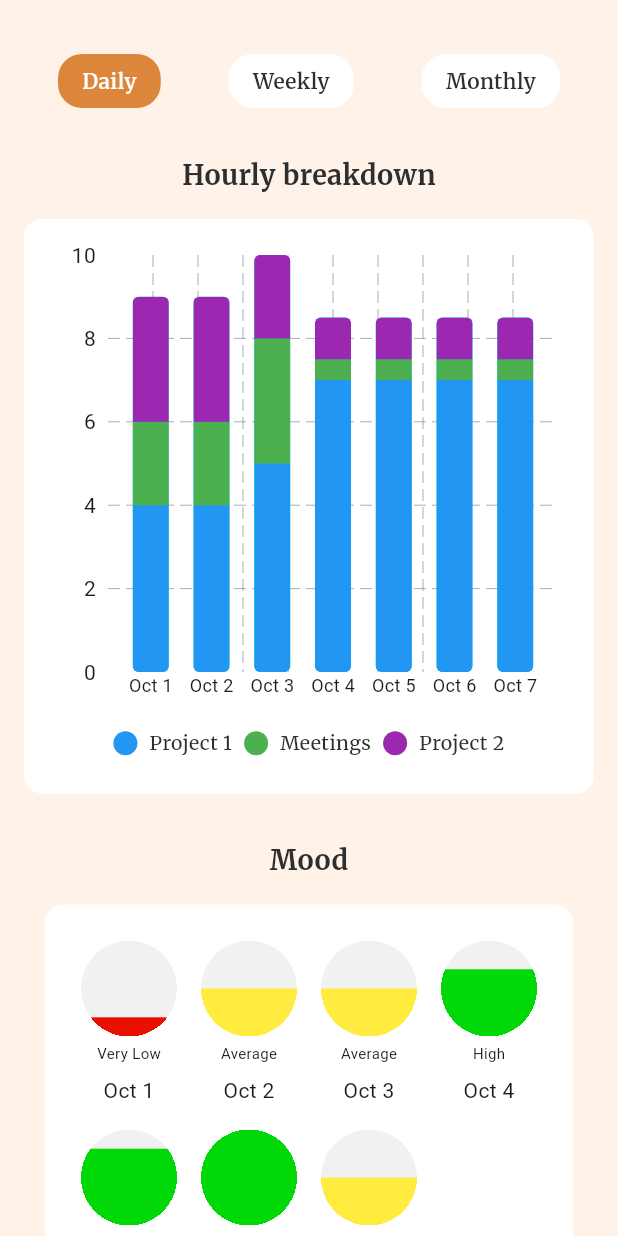
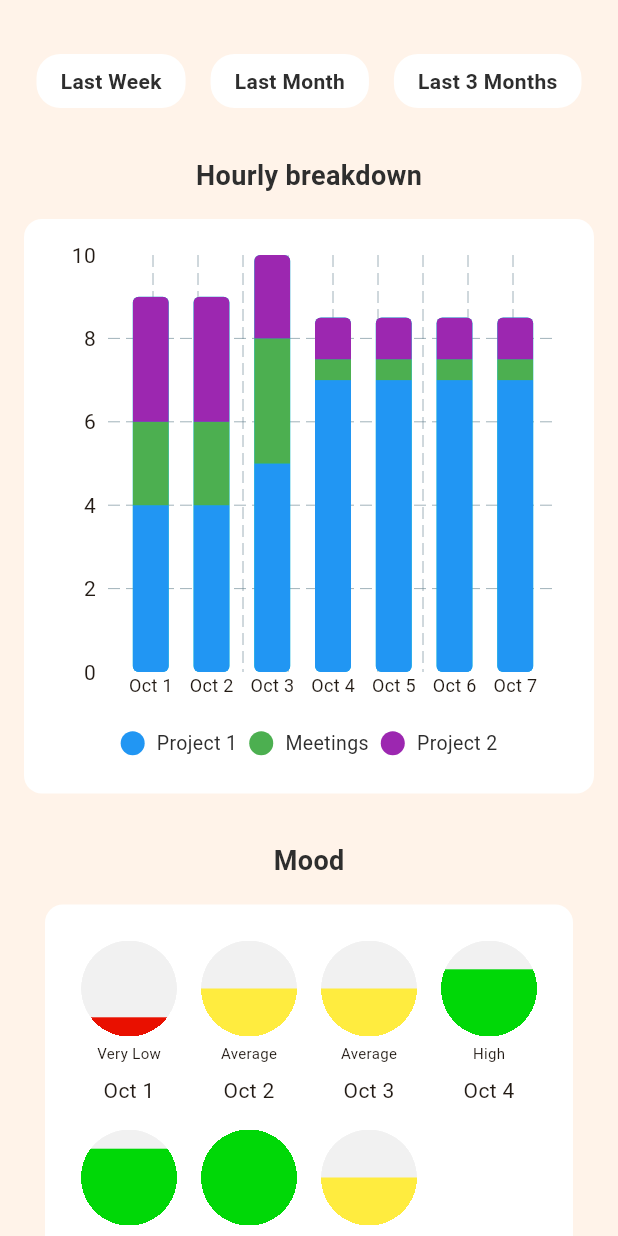
Before and after one commit to Kyle-Burdett/mindflow, a Flutter app: the TrackScreen screen opened directly, on a phone screen of 412 x 824 dp. Run offline on Flutter 3.47's test engine with Material 3 defaults, Android fonts, the phone set to English and light mode, and no system bars; drawn by our look-alikes of fl_chart; our stand-ins replace cloud_firestore, firebase_auth, firebase_core, get_it, go_router; accounts and stored records are empty.

Commit message:
Track integration progress

```diff
--- a/lib/homepage.dart
+++ b/lib/homepage.dart
@@ -174,7 +174,7 @@ class _HomepageState extends State<Homepage> {
             children: [
               const SizedBox(height: 4),
               Text(
-                'Welcome back, Kyle!',
+                'Welcome back, ${locator<UserViewModel>().user.name}!',
                 style: Theme.of(context).textTheme.titleLarge?.copyWith(
                   fontWeight: FontWeight.w700,
                   color: _AppColors.textDark,
--- a/lib/models/user.dart
+++ b/lib/models/user.dart
@@ -31,7 +31,7 @@ class UserModel {
       id: doc.id,
       name: data['name'] ?? '',
       startTime: (data['startTime'] as Timestamp).toDate(),
-      endTime: (data['startTime'] as Timestamp).toDate(),
+      endTime: (data['endTime'] as Timestamp).toDate(),
       productivity: data['productivity'] as bool?,
       balance: data['balance'] as bool?,
       reminder: data['reminder'] as bool?,
--- a/lib/track.dart
+++ b/lib/track.dart
@@ -3,6 +3,7 @@ import 'package:fl_chart/fl_chart.dart';
 import 'package:intl/intl.dart';
 import 'package:mindflow/core/locator.dart';
 import 'package:mindflow/models/track.dart';
+import 'package:mindflow/view-models/check_in_view_model.dart';
 import 'package:mindflow/view-models/track_view_model.dart';
 import 'package:provider/provider.dart';
 
@@ -15,7 +16,7 @@ class TrackScreen extends StatefulWidget {
 
 class _TrackScreenState extends State<TrackScreen> {
 
-  String trackView = 'daily';
+  String trackView = 'Past Week';
 
   Map<String, Color> categoryColors = {};
 
@@ -122,10 +123,10 @@ class _TrackScreenState extends State<TrackScreen> {
 
   @override
   Widget build(BuildContext context) {
-    return ChangeNotifierProvider<TrackViewModel>(
-      create: (_) => locator<TrackViewModel>(),
-      child: SafeArea(
-      child: Scaffold(
+    return ChangeNotifierProvider<CheckInViewModel>.value(
+      value: locator<CheckInViewModel>(),
+      child: Consumer<CheckInViewModel>(
+      builder: (context, model, child) => Scaffold(
         backgroundColor: Color(0xFFFFF3E9),
         body: Padding(
           padding: const EdgeInsets.symmetric(horizontal: 16),
@@ -134,64 +135,61 @@ class _TrackScreenState extends State<TrackScreen> {
               crossAxisAlignment: CrossAxisAlignment.center,
               children: [
                 SizedBox(height: 36),
-                // Filter for different track views. (Will be last 7 days, last month, and last year)
+                // Filter for different track views. (Will be last 7 days, last month, and last 3 months)
                 Row(
                   mainAxisAlignment: MainAxisAlignment.spaceAround,
                   crossAxisAlignment: CrossAxisAlignment.center,
                   children: [
                     GestureDetector(
-                      onTap: () => setState(() => trackView = 'daily'),
+                      onTap: () => setState(() => trackView = 'lastWeek'),
                       child: Container(
                         padding: EdgeInsets.symmetric(vertical: 8, horizontal: 16),
                         decoration: BoxDecoration(
-                          color: trackView == 'daily' ? Color(0xFFDB863B) : Colors.white,
+                          color: trackView == 'lastWeek' ? Color(0xFFDB863B) : Colors.white,
                           borderRadius: BorderRadius.circular(16),
                         ),
                         child: Text(
-                          'Daily',
+                          'Last Week',
                           style: TextStyle(
-                            fontFamily: "merriweather",
                             fontSize: 14,
                             fontWeight: FontWeight.w600,
-                            color: trackView == 'daily' ? Colors.white : Color(0xFF2E2E2E),
+                            color: trackView == 'lastWeek' ? Colors.white : Color(0xFF2E2E2E),
                           ),
                         ),
                       ),
                     ),
                     GestureDetector(
-                      onTap: () => setState(() => trackView = 'weekly'),
+                      onTap: () => setState(() => trackView = 'lastMonth'),
                       child: Container(
                         padding: EdgeInsets.symmetric(vertical: 8, horizontal: 16),
                         decoration: BoxDecoration(
-                          color: trackView == 'weekly' ? Color(0xFFDB863B) : Colors.white,
+                          color: trackView == 'lastMonth' ? Color(0xFFDB863B) : Colors.white,
                           borderRadius: BorderRadius.circular(16),
                         ),
                         child: Text(
-                          'Weekly',
+                          'Last Month',
                           style: TextStyle(
-                            fontFamily: "merriweather",
                             fontSize: 14,
                             fontWeight: FontWeight.w600,
-                            color: trackView == 'weekly' ? Colors.white : Color(0xFF2E2E2E),
+                            color: trackView == 'lastMonth' ? Colors.white : Color(0xFF2E2E2E),
                           ),
                         ),
                       ),
                     ),
                     GestureDetector(
-                      onTap: () => setState(() => trackView = 'monthly'),
+                      onTap: () => setState(() => trackView = 'lastThreeMonths'),
                       child: Container(
                         padding: EdgeInsets.symmetric(vertical: 8, horizontal: 16),
                         decoration: BoxDecoration(
-                          color: trackView == 'monthly' ? Color(0xFFDB863B) : Colors.white,
+                          color: trackView == 'lastThreeMonths' ? Color(0xFFDB863B) : Colors.white,
                           borderRadius: BorderRadius.circular(16),
                         ),
                         child: Text(
-                          'Monthly',
+                          'Last 3 Months',
                           style: TextStyle(
-                            fontFamily: "merriweather",
                             fontSize: 14,
                             fontWeight: FontWeight.w600,
-                            color: trackView == 'monthly' ? Colors.white : Color(0xFF2E2E2E),
+                            color: trackView == 'lastThreeMonths' ? Colors.white : Color(0xFF2E2E2E),
                           ),
                         ),
                       ),
@@ -202,7 +200,6 @@ class _TrackScreenState extends State<TrackScreen> {
                 Text(
                   'Hourly breakdown',
                   style: TextStyle(
-                    fontFamily: "merriweather",
                     fontSize: 18,
                     fontWeight: FontWeight.w700,
                     color: Color(0xFF2E2E2E),
@@ -306,7 +303,6 @@ class _TrackScreenState extends State<TrackScreen> {
                               Text(
                                 entry.key,
                                 style: const TextStyle(
-                                  fontFamily: "merriweather",
                                   fontSize: 13,
                                   color: Color(0xFF2E2E2E),
                                 ),
@@ -322,7 +318,6 @@ class _TrackScreenState extends State<TrackScreen> {
                 Text(
                   'Mood',
                   style: TextStyle(
-                    fontFamily: "merriweather",
                     fontSize: 18,
                     fontWeight: FontWeight.w700,
                     color: Color(0xFF2E2E2E),
@@ -347,7 +342,6 @@ class _TrackScreenState extends State<TrackScreen> {
                 Text(
                   'Productivity',
                   style: TextStyle(
-                    fontFamily: "merriweather",
                     fontSize: 18,
                     fontWeight: FontWeight.w700,
                     color: Color(0xFF2E2E2E),
@@ -372,7 +366,6 @@ class _TrackScreenState extends State<TrackScreen> {
                 Text(
                   'Context Switching',
                   style: TextStyle(
-                    fontFamily: "merriweather",
                     fontSize: 18,
                     fontWeight: FontWeight.w700,
                     color: Color(0xFF2E2E2E),
@@ -439,9 +432,8 @@ class _TrackScreenState extends State<TrackScreen> {
                 ),
                 SizedBox(height: 32),
                 Text(
-                  'Overflow',
+                  'Overtime',
                   style: TextStyle(
-                    fontFamily: "merriweather",
                     fontSize: 18,
                     fontWeight: FontWeight.w700,
                     color: Color(0xFF2E2E2E),
--- a/lib/view-models/check_in_view_model.dart
+++ b/lib/view-models/check_in_view_model.dart
@@ -1,19 +1,24 @@
 import 'package:flutter/material.dart';
+import 'package:mindflow/core/locator.dart';
 import 'package:mindflow/models/check-in.dart';
+import 'package:mindflow/models/track.dart';
 import 'package:mindflow/repositories/check_in_repository.dart';
+import 'package:mindflow/view-models/user_view_model.dart';
 
 class CheckInViewModel extends ChangeNotifier {
 
   List<DailyCheckInModel> dailyCheckInList = [];
   DailyCheckInModel currentDailyCheckIn = DailyCheckInModel(id: '', date: DateTime.now(), energyScore: 5, moodScore: 5, productivityScore: 5, stressScore: 5, notes: '', tags: [], taskHours: {});
 
-  String userId = "";
+  List<TrackData> trackData = [];
+
   int checkInLimit = 7;
 
 
   final CheckInRepository _checkInRepository = CheckInRepository();
 
   Future<void> addCheckIn(DailyCheckInModel checkIn) async {
+    String userId = locator<UserViewModel>().user.id!;
     bool success = await _checkInRepository.addCheckIn(userId, checkIn);
     if (success) {
       print("Add user success!");
@@ -36,6 +41,7 @@ class CheckInViewModel extends ChangeNotifier {
 
     if (dailyCheckIns != null) {
       dailyCheckInList.addAll(dailyCheckIns);
+
     } else {
       print("Fetch users Failed!");
     }
```
Also changed, not shown: lib/daily_check_in.dart (+7 -3 lines), lib/models/check-in.dart (+28 -11 lines), lib/repositories/check_in_repository.dart (+0 -10 lines), lib/working_hours_page.dart (+74 -24 lines).
